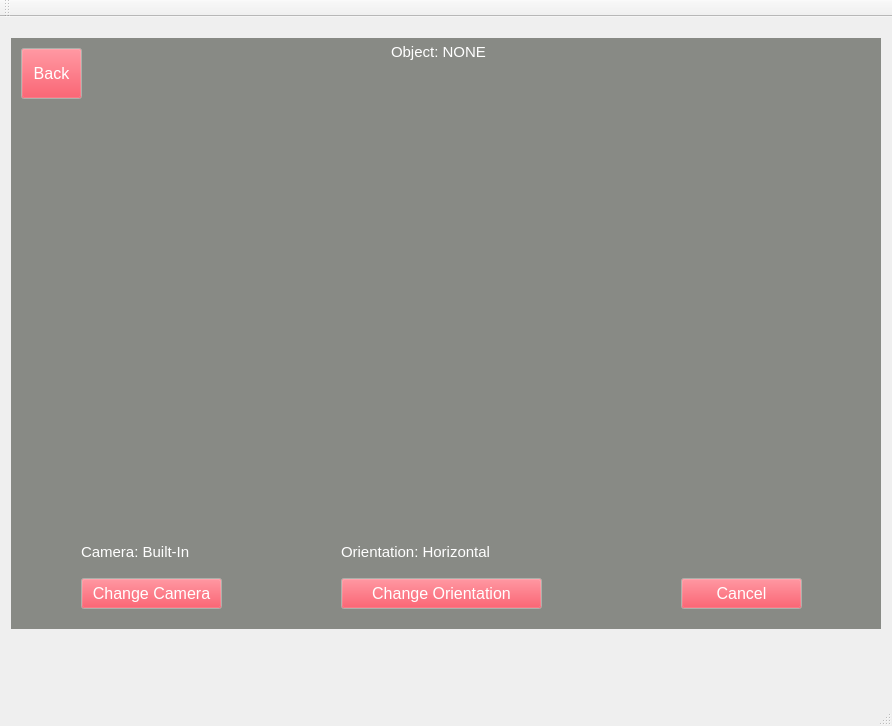
Qt form leddargui/mainwindow.ui (SCCapstone/Sense-Able) before a commit.
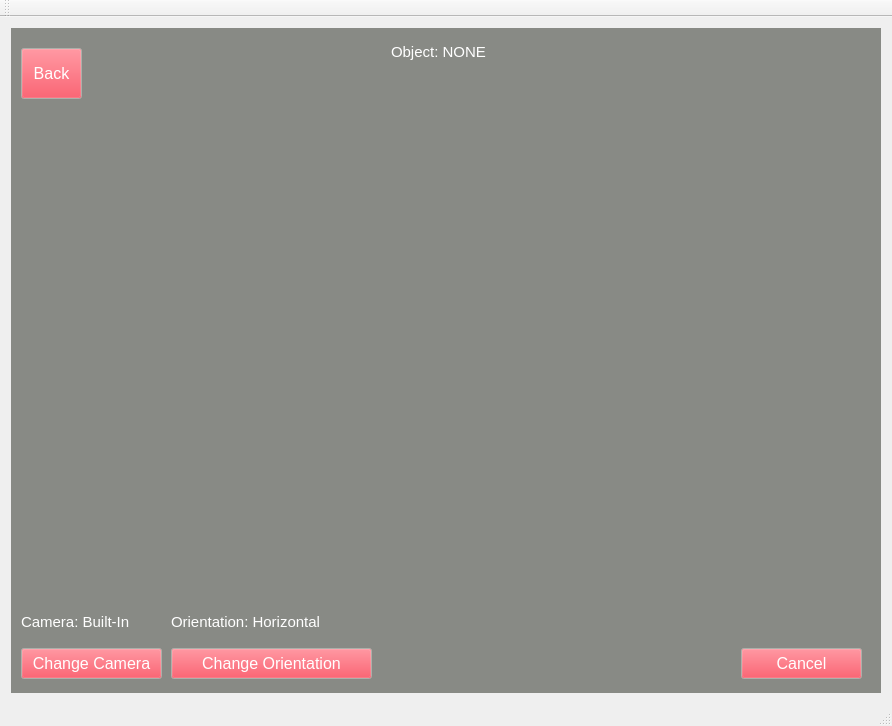
The same form after that commit. The open tabs and pages were chosen to show the change.

```diff
--- a/leddargui/mainwindow.ui
+++ b/leddargui/mainwindow.ui
@@ -293,9 +293,9 @@
           <property name="geometry">
            <rect>
             <x>0</x>
-            <y>10</y>
+            <y>0</y>
             <width>881</width>
-            <height>591</height>
+            <height>671</height>
            </rect>
           </property>
           <property name="minimumSize">
@@ -317,8 +317,8 @@
          <widget class="QPushButton" name="cancelButton">
           <property name="geometry">
            <rect>
-            <x>670</x>
-            <y>550</y>
+            <x>730</x>
+            <y>620</y>
             <width>121</width>
             <height>31</height>
            </rect>
@@ -481,8 +481,8 @@
          <widget class="QPushButton" name="changeCamera">
           <property name="geometry">
            <rect>
-            <x>70</x>
-            <y>550</y>
+            <x>10</x>
+            <y>620</y>
             <width>141</width>
             <height>31</height>
            </rect>
@@ -563,8 +563,8 @@
          <widget class="QPushButton" name="changeOrient">
           <property name="geometry">
            <rect>
-            <x>330</x>
-            <y>550</y>
+            <x>160</x>
+            <y>620</y>
             <width>201</width>
             <height>31</height>
            </rect>
@@ -645,8 +645,8 @@
          <widget class="QLabel" name="cameraLabel">
           <property name="geometry">
            <rect>
-            <x>70</x>
-            <y>510</y>
+            <x>10</x>
+            <y>580</y>
             <width>141</width>
             <height>27</height>
            </rect>
@@ -776,8 +776,8 @@
          <widget class="QLabel" name="orientLabel">
           <property name="geometry">
            <rect>
-            <x>330</x>
-            <y>510</y>
+            <x>160</x>
+            <y>580</y>
             <width>201</width>
             <height>27</height>
            </rect>
```
Left out of the diff: 14 changed lines with no effect on the pictures.
